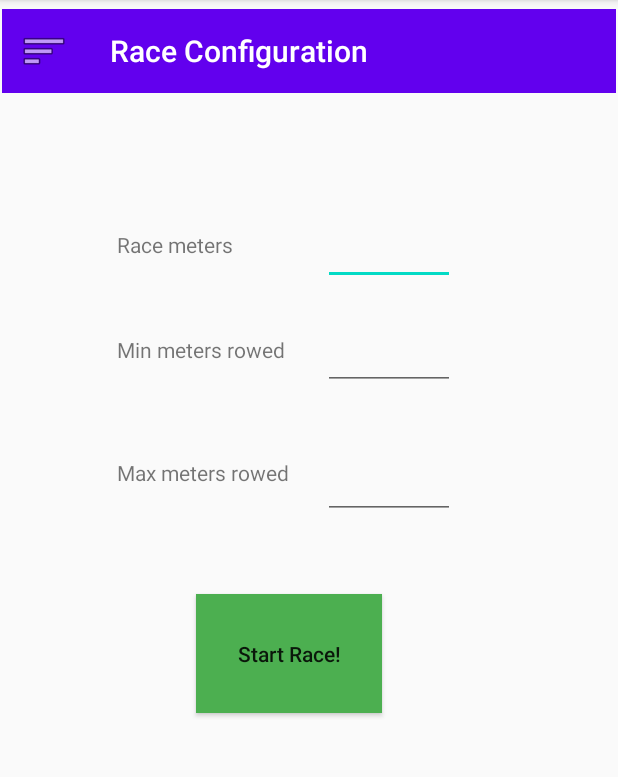
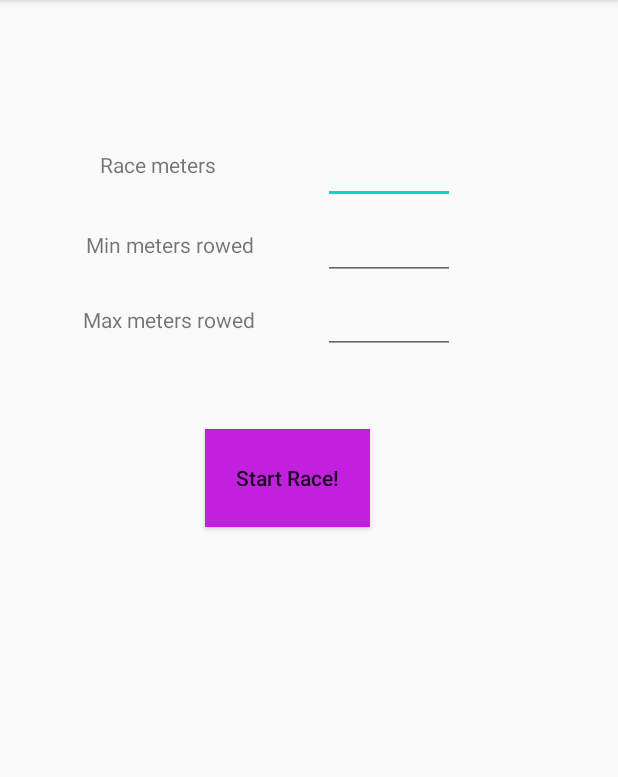
Before and after one commit to marinaguasp/practicaso, an Android app: the screen it shows after launch (MainActivity), on a phone screen of 412 x 824 dp, the part 84-861 px from its top. Run offline under Robolectric (Android 15) with nearby library versions, the phone set to English and light mode, and no system bars.

Commit message:
Layout fixed for small displays.

```diff
--- a/app/src/main/res/layout/activity_main.xml
+++ b/app/src/main/res/layout/activity_main.xml
@@ -2,29 +2,31 @@
 <androidx.constraintlayout.widget.ConstraintLayout xmlns:android="http://schemas.android.com/apk/res/android"
     xmlns:app="http://schemas.android.com/apk/res-auto"
     xmlns:tools="http://schemas.android.com/tools"
-    android:layout_width="match_parent"
-    android:layout_height="match_parent"
+    android:layout_width="wrap_content"
+    android:layout_height="wrap_content"
+    android:scrollbars="vertical"
+    android:soundEffectsEnabled="true"
     tools:context=".MainActivity">
 
     <Button
         android:id="@+id/go"
         style="@style/Widget.AppCompat.Button"
-        android:layout_width="124dp"
-        android:layout_height="79dp"
+        android:layout_width="110dp"
+        android:layout_height="65dp"
         android:layout_marginStart="151dp"
         android:layout_marginTop="286dp"
         android:layout_marginEnd="184dp"
         android:layout_marginBottom="200dp"
-        android:background="#4CAF50"
+        android:background="#C220DE"
         android:onClick="button"
         android:text="@string/start_button"
         android:textAppearance="@style/TextAppearance.AppCompat.Body2"
         app:layout_constraintBottom_toBottomOf="parent"
         app:layout_constraintEnd_toEndOf="parent"
-        app:layout_constraintHorizontal_bias="0.437"
+        app:layout_constraintHorizontal_bias="0.448"
         app:layout_constraintStart_toStartOf="parent"
         app:layout_constraintTop_toTopOf="parent"
-        app:layout_constraintVertical_bias="0.542" />
+        app:layout_constraintVertical_bias="0.166" />
 
     <EditText
         android:id="@+id/totalRaceMeters"
@@ -34,6 +36,7 @@
         android:layout_marginTop="50dp"
         android:layout_marginEnd="25dp"
         android:layout_marginBottom="101dp"
+        android:autofillHints="100"
         android:ems="10"
         android:inputType="number"
         app:layout_constraintBottom_toTopOf="@+id/go"
@@ -41,8 +44,7 @@
         app:layout_constraintHorizontal_bias="0.597"
         app:layout_constraintStart_toStartOf="parent"
         app:layout_constraintTop_toTopOf="parent"
-        app:layout_constraintVertical_bias="0.489"
-        android:autofillHints="100" />
+        app:layout_constraintVertical_bias="0.489" />
 
     <EditText
         android:id="@+id/minMetersRowed"
@@ -52,6 +54,7 @@
         android:layout_marginTop="50dp"
         android:layout_marginEnd="25dp"
         android:layout_marginBottom="50dp"
+        android:autofillHints="2"
         android:ems="10"
         android:inputType="number"
         app:layout_constraintBottom_toTopOf="@+id/go"
@@ -59,8 +62,7 @@
         app:layout_constraintHorizontal_bias="0.597"
         app:layout_constraintStart_toStartOf="parent"
         app:layout_constraintTop_toTopOf="parent"
-        app:layout_constraintVertical_bias="0.663"
-        android:autofillHints="2" />
+        app:layout_constraintVertical_bias="0.663" />
 
     <EditText
         android:id="@+id/maxMetersRowed"
@@ -70,6 +72,7 @@
         android:layout_marginTop="50dp"
         android:layout_marginEnd="25dp"
         android:layout_marginBottom="50dp"
+        android:autofillHints="15"
         android:ems="10"
         android:inputType="number"
         app:layout_constraintBottom_toTopOf="@+id/go"
@@ -77,22 +80,21 @@
         app:layout_constraintHorizontal_bias="0.597"
         app:layout_constraintStart_toStartOf="parent"
         app:layout_constraintTop_toTopOf="parent"
-        app:layout_constraintVertical_bias="1.0"
-        android:autofillHints="15" />
+        app:layout_constraintVertical_bias="1.0" />
 
     <TextView
         android:id="@+id/totalRaceMetersTextView"
         android:layout_width="wrap_content"
         android:layout_height="wrap_content"
         android:layout_marginStart="78dp"
-        android:layout_marginTop="153dp"
+        android:layout_marginTop="100dp"
         android:layout_marginEnd="79dp"
         android:layout_marginBottom="100dp"
+        android:labelFor="@+id/totalRaceMeters"
         android:text="@string/total_race_meters"
-        android:labelFor="@+id/totalRaceMeters"
         app:layout_constraintBottom_toBottomOf="parent"
         app:layout_constraintEnd_toStartOf="@+id/totalRaceMeters"
-        app:layout_constraintHorizontal_bias="0.0"
+        app:layout_constraintHorizontal_bias="0.575"
         app:layout_constraintStart_toStartOf="parent"
         app:layout_constraintTop_toTopOf="parent"
         app:layout_constraintVertical_bias="0.0" />
@@ -105,14 +107,14 @@
         android:layout_marginTop="153dp"
         android:layout_marginEnd="79dp"
         android:layout_marginBottom="100dp"
+        android:labelFor="@+id/minMetersRowed"
         android:text="@string/min_meters_rowed"
-        android:labelFor="@+id/minMetersRowed"
         app:layout_constraintBottom_toBottomOf="parent"
         app:layout_constraintEnd_toStartOf="@+id/totalRaceMeters"
-        app:layout_constraintHorizontal_bias="0.0"
+        app:layout_constraintHorizontal_bias="0.388"
         app:layout_constraintStart_toStartOf="parent"
         app:layout_constraintTop_toTopOf="parent"
-        app:layout_constraintVertical_bias="0.141" />
+        app:layout_constraintVertical_bias="0.0" />
 
     <TextView
         android:id="@+id/maxMetersRowedTextView"
@@ -122,33 +124,14 @@
         android:layout_marginTop="153dp"
         android:layout_marginEnd="79dp"
         android:layout_marginBottom="100dp"
+        android:labelFor="@+id/maxMetersRowed"
         android:text="@string/max_meters_rowed"
-        android:labelFor="@+id/maxMetersRowed"
         app:layout_constraintBottom_toBottomOf="parent"
         app:layout_constraintEnd_toStartOf="@+id/totalRaceMeters"
-        app:layout_constraintHorizontal_bias="0.0"
+        app:layout_constraintHorizontal_bias="0.405"
         app:layout_constraintStart_toStartOf="parent"
         app:layout_constraintTop_toTopOf="parent"
-        app:layout_constraintVertical_bias="0.307" />
+        app:layout_constraintVertical_bias="0.18" />
 
-    <androidx.appcompat.widget.Toolbar
-        android:id="@+id/toolbar"
-        android:layout_width="409dp"
-        android:layout_height="wrap_content"
-        android:layout_marginStart="1dp"
-        android:layout_marginTop="1dp"
-        android:layout_marginEnd="1dp"
-        android:layout_marginBottom="84dp"
-        android:background="?attr/colorPrimary"
-        android:minHeight="?attr/actionBarSize"
-        android:theme="?attr/actionBarTheme"
-        android:visibility="visible"
-        app:layout_constraintBottom_toTopOf="@+id/totalRaceMeters"
-        app:layout_constraintEnd_toEndOf="parent"
-        app:layout_constraintStart_toStartOf="parent"
-        app:layout_constraintTop_toTopOf="parent"
-        app:navigationIcon="@android:drawable/ic_menu_sort_by_size"
-        app:popupTheme="@style/TextAppearance.AppCompat"
-        app:title="Race Configuration" />
 
 </androidx.constraintlayout.widget.ConstraintLayout>
```
